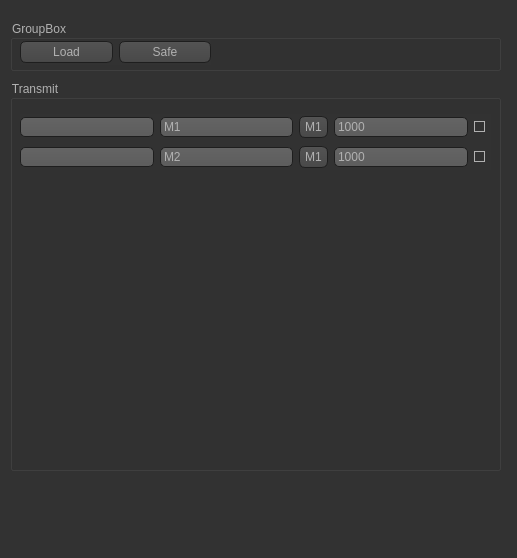
Above: QTerminal/macrodialog.ui from Barcley1990/QTerminal before the change. Below: the same form after it.
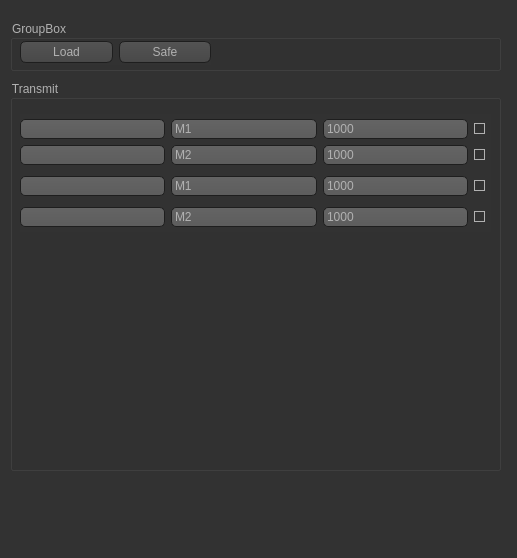
That is the form after the change. Icons and pictures are not drawn.

Commit message: still working on macros

Diff of the .ui file:
```diff
--- a/QTerminal/macrodialog.ui
+++ b/QTerminal/macrodialog.ui
@@ -526,44 +526,97 @@
    <property name="title">
     <string>Transmit</string>
    </property>
-   <widget class="QWidget" name="">
+   <widget class="QWidget" name="layoutWidget">
     <property name="geometry">
      <rect>
       <x>10</x>
       <y>34</y>
       <width>471</width>
-      <height>56</height>
+      <height>118</height>
      </rect>
     </property>
-    <layout class="QVBoxLayout" name="verticalLayout">
+    <layout class="QVBoxLayout" name="verticalLayout_2">
      <item>
-      <layout class="QHBoxLayout" name="horizontalLayout_3">
+      <layout class="QVBoxLayout" name="verticalLayout">
        <item>
-        <widget class="QLineEdit" name="macroEdit_1"/>
+        <layout class="QHBoxLayout" name="horizontalLayout_3">
+         <item>
+          <widget class="QLineEdit" name="macroEdit_1"/>
+         </item>
+         <item>
+          <widget class="QLineEdit" name="macroName_1">
+           <property name="text">
+            <string>M1</string>
+           </property>
+          </widget>
+         </item>
+         <item>
+          <widget class="QLineEdit" name="macroRepeatTime_1">
+           <property name="text">
+            <string>1000</string>
+           </property>
+          </widget>
+         </item>
+         <item>
+          <widget class="QCheckBox" name="macroRepeat_1">
+           <property name="text">
+            <string/>
+           </property>
+          </widget>
+         </item>
+        </layout>
        </item>
        <item>
-        <widget class="QLineEdit" name="macroName_1">
-         <property name="text">
-          <string>M1</string>
-         </property>
-        </widget>
+        <layout class="QHBoxLayout" name="horizontalLayout_4">
+         <item>
+          <widget class="QLineEdit" name="macroEdit_2"/>
+         </item>
+         <item>
+          <widget class="QLineEdit" name="macroName_2">
+           <property name="text">
+            <string>M2</string>
+           </property>
+          </widget>
+         </item>
+         <item>
+          <widget class="QLineEdit" name="macroRepeatTime_2">
+           <property name="text">
+            <string>1000</string>
+           </property>
+          </widget>
+         </item>
+         <item>
+          <widget class="QCheckBox" name="macroRepeat_2">
+           <property name="text">
+            <string/>
+           </property>
+          </widget>
+         </item>
+        </layout>
        </item>
+      </layout>
+     </item>
+     <item>
+      <layout class="QHBoxLayout" name="horizontalLayout_5">
        <item>
-        <widget class="QPushButton" name="macroButton_1">
+        <widget class="QLineEdit" name="macroEdit_3"/>
+       </item>
+       <item>
+        <widget class="QLineEdit" name="macroName_3">
          <property name="text">
           <string>M1</string>
          </property>
         </widget>
        </item>
        <item>
-        <widget class="QLineEdit" name="macroRepeatTime_1">
+        <widget class="QLineEdit" name="macroRepeatTime_3">
          <property name="text">
           <string>1000</string>
          </property>
         </widget>
        </item>
        <item>
-        <widget class="QCheckBox" name="macroRepeat_1">
+        <widget class="QCheckBox" name="macroRepeat_3">
          <property name="text">
           <string/>
          </property>
@@ -572,33 +625,26 @@
       </layout>
      </item>
      <item>
-      <layout class="QHBoxLayout" name="horizontalLayout_4">
+      <layout class="QHBoxLayout" name="horizontalLayout_6">
        <item>
-        <widget class="QLineEdit" name="macroEdit_2"/>
+        <widget class="QLineEdit" name="macroEdit_4"/>
        </item>
        <item>
-        <widget class="QLineEdit" name="macroName_2">
+        <widget class="QLineEdit" name="macroName_4">
          <property name="text">
           <string>M2</string>
          </property>
         </widget>
        </item>
        <item>
-        <widget class="QPushButton" name="macroButton_2">
-         <property name="text">
-          <string>M1</string>
-         </property>
-        </widget>
-       </item>
-       <item>
-        <widget class="QLineEdit" name="macroRepeatTime_2">
+        <widget class="QLineEdit" name="macroRepeatTime_4">
          <property name="text">
           <string>1000</string>
          </property>
         </widget>
        </item>
        <item>
-        <widget class="QCheckBox" name="macroRepeat_2">
+        <widget class="QCheckBox" name="macroRepeat_4">
          <property name="text">
           <string/>
          </property>
```
Left out of the diff: 2 changed lines with no effect on the pictures. The commit also changes 22 other files.
